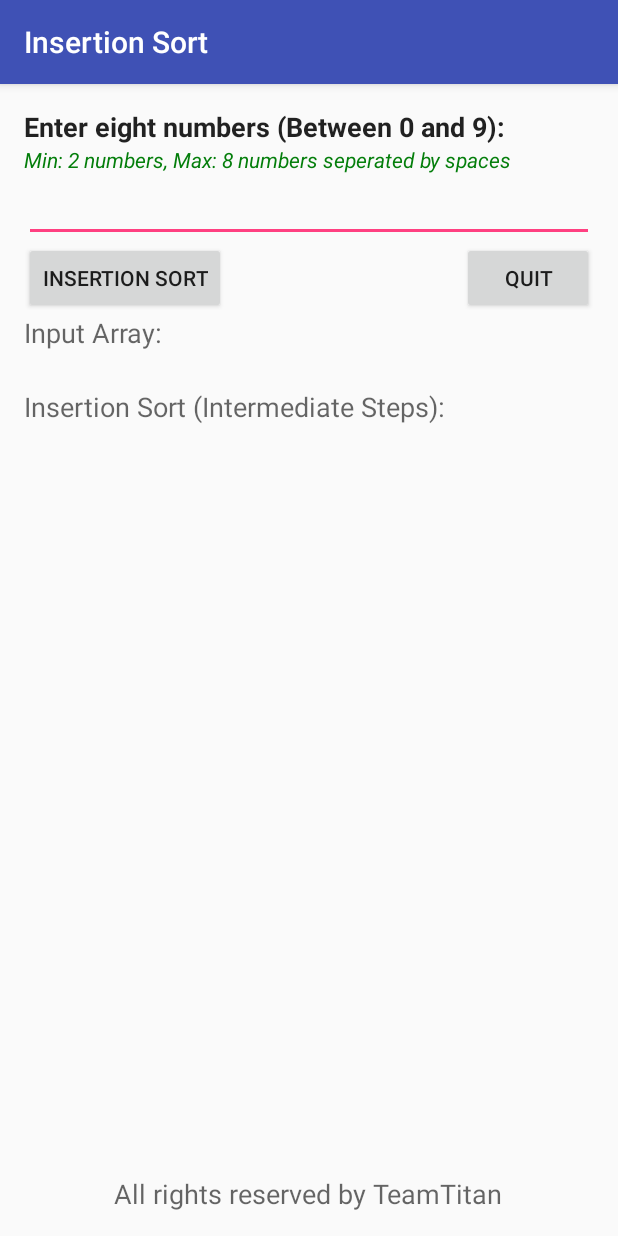
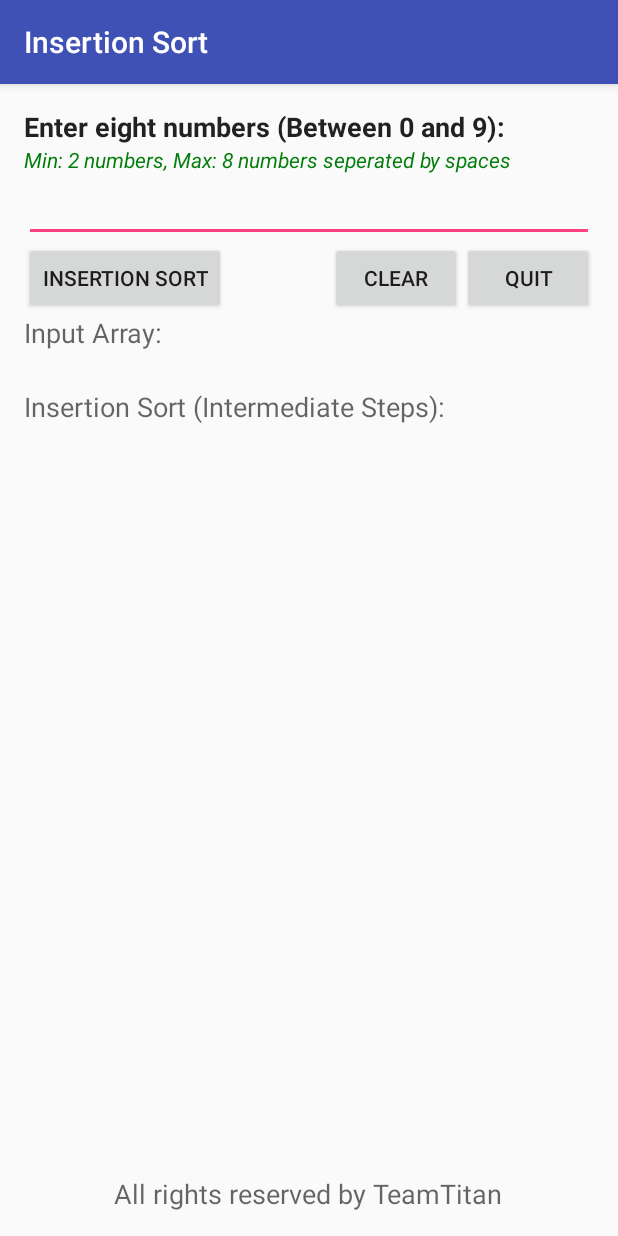
Before and after one commit to ynoorcsu/InsertionSortApp, an Android app: the screen it shows after launch (MainActivity), on a phone screen of 412 x 824 dp. Run offline under Robolectric (Android 15) with nearby library versions, the phone set to English and light mode, and no system bars.

Commit message:
Add 'Clear' button

```diff
--- a/app/src/main/java/edu/fullerton/csu/teamtitan/insertionapp/MainActivity.java
+++ b/app/src/main/java/edu/fullerton/csu/teamtitan/insertionapp/MainActivity.java
@@ -56,9 +56,17 @@ public class MainActivity extends AppCompatActivity {
         });
     }
 
-    protected void cmdQuitAction(View v)
+    protected void btnQuit_onclick_action(View v)
     {
         createConfirmationDialog(CONFIRM_MSG);
+    }
+
+    protected void btnClear_onclick_action(View v)
+    {
+        EditText inputDigits = (EditText)findViewById(R.id.txtInput);
+        inputDigits.setText("");
+
+        resetElements();
     }
 
     protected void cmdInsertionSort(View v)
--- a/app/src/main/res/layout/activity_main.xml
+++ b/app/src/main/res/layout/activity_main.xml
@@ -104,7 +104,7 @@
         android:layout_above="@+id/lblInputArray"
         android:layout_alignRight="@+id/txtInput"
         android:layout_alignEnd="@+id/txtInput"
-        android:onClick="cmdQuitAction" />
+        android:onClick="btnQuit_onclick_action" />
 
     <TextView
         android:layout_width="wrap_content"
@@ -118,4 +118,13 @@
         android:textColor="#047e0b"
         android:textStyle="italic" />
 
+    <Button
+        android:layout_width="wrap_content"
+        android:layout_height="wrap_content"
+        android:text="Clear"
+        android:id="@+id/btnClear"
+        android:layout_below="@+id/txtInput"
+        android:layout_toStartOf="@+id/btnQuit"
+        android:onClick="btnClear_onclick_action" />
+
 </RelativeLayout>
```
